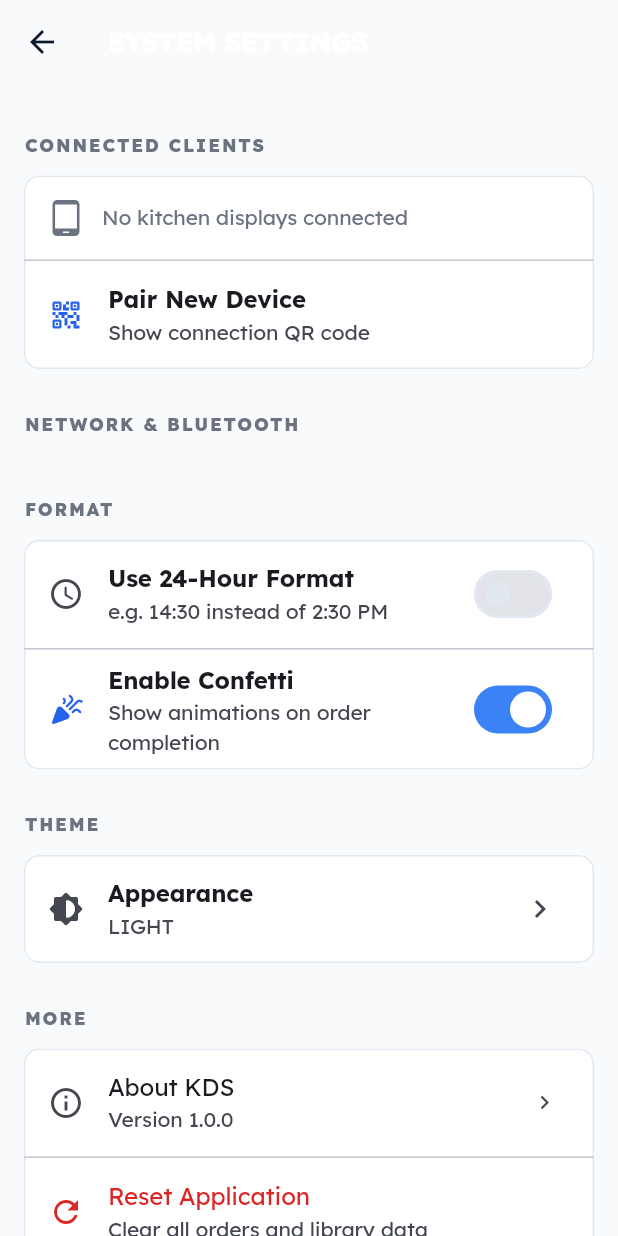
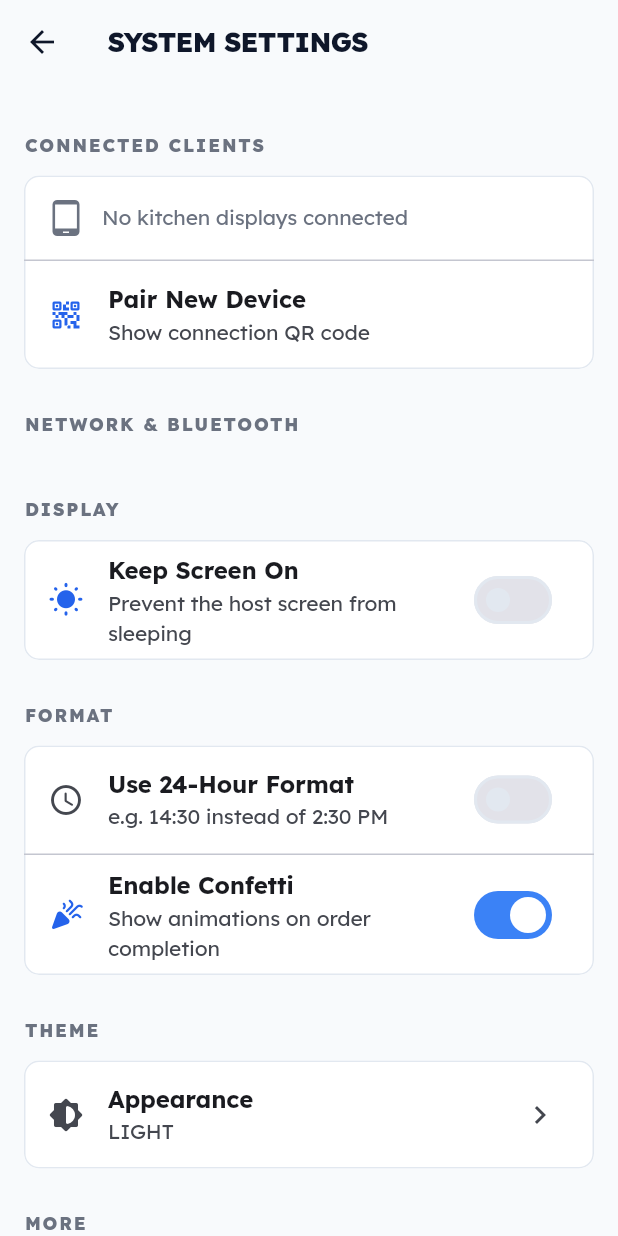
Before and after one commit to CephandriusMaxtori/dartKDS, a Flutter app: the MoreView screen opened directly, after a tap on "SYSTEM SETTINGS", on a phone screen of 412 x 824 dp. Run offline on Flutter 3.47's test engine with Material 3 defaults, Android fonts, the phone set to English and light mode, and no system bars; our stand-ins replace audioplayers, confetti, drift, file_picker, flutter_riverpod, qr_flutter and 5 more; missing offline and left inert: mobile_scanner, nsd, shelf_router; accounts and stored records are empty; generated files the repository leaves out were written again.

Commit message:
v1.0.4: keep screen on, light-mode text fixes, webui bundle fix

```diff
--- a/lib/ui/host/views/settings_view.dart
+++ b/lib/ui/host/views/settings_view.dart
@@ -152,6 +152,23 @@ class SettingsView extends ConsumerWidget {
                 ],
               );
             },
+          ),
+        ),
+        _buildSectionHeader('DISPLAY'),
+        _buildCard(
+          theme,
+          SwitchListTile(
+            title: const Text(
+              'Keep Screen On',
+              style: TextStyle(fontWeight: FontWeight.bold),
+            ),
+            subtitle: const Text('Prevent the host screen from sleeping'),
+            value: settings.keepScreenOn,
+            onChanged: (val) => notifier.setKeepScreenOn(val),
+            secondary: const Icon(
+              Icons.wb_sunny_rounded,
+              color: Color(0xFF2563EB),
+            ),
           ),
         ),
         _buildSectionHeader('FORMAT'),
--- a/pubspec.yaml
+++ b/pubspec.yaml
@@ -16,7 +16,7 @@ publish_to: 'none' # Remove this line if you wish to publish to pub.dev
 # https://developer.apple.com/library/archive/documentation/General/Reference/InfoPlistKeyReference/Articles/CoreFoundationKeys.html
 # In Windows, build-name is used as the major, minor, and patch parts
 # of the product and file versions while build-number is used as the build suffix.
-version: 1.0.3+1
+version: 1.0.4+1
 
 environment:
   sdk: ^3.12.2
@@ -56,6 +56,7 @@ dependencies:
   qr_flutter: ^4.1.0
   mobile_scanner: ^7.4.2
   google_fonts: ^8.2.1
+  wakelock_plus: ^1.5.2
 
 dependency_overrides:
   path_provider_android: 2.2.23
```
Also changed, not shown: lib/main.dart (+75 -5 lines), lib/providers/settings_provider.dart (+13 -0 lines), scripts/bundle_webui.dart (+10 -1 lines), pubspec.lock.
